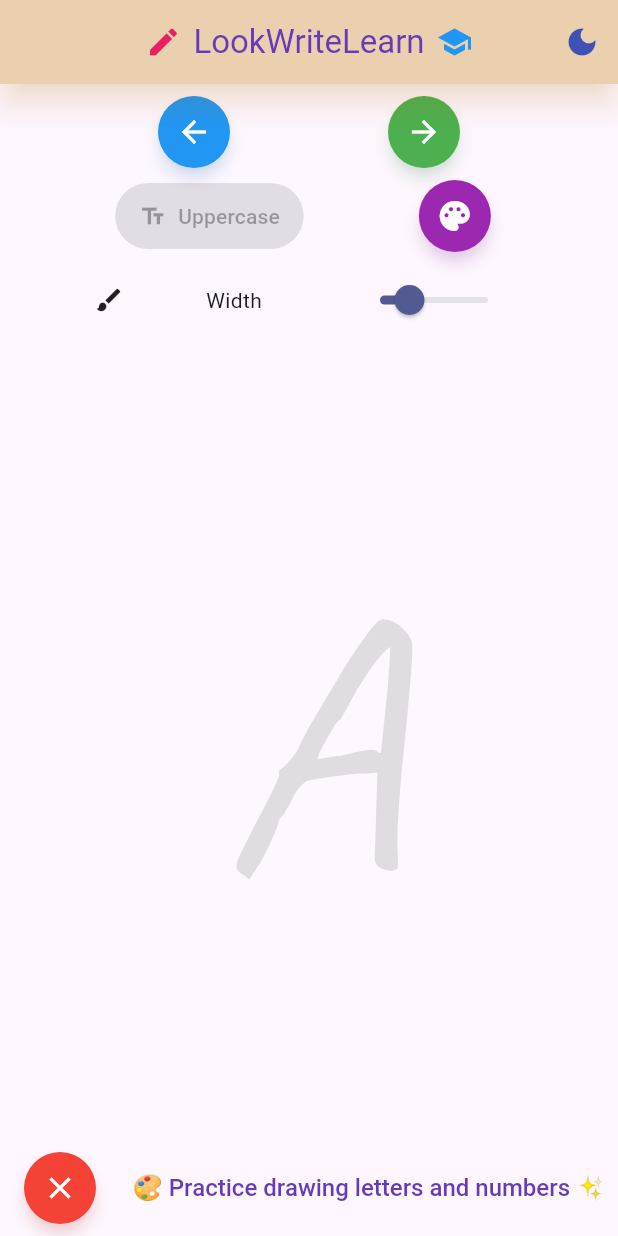
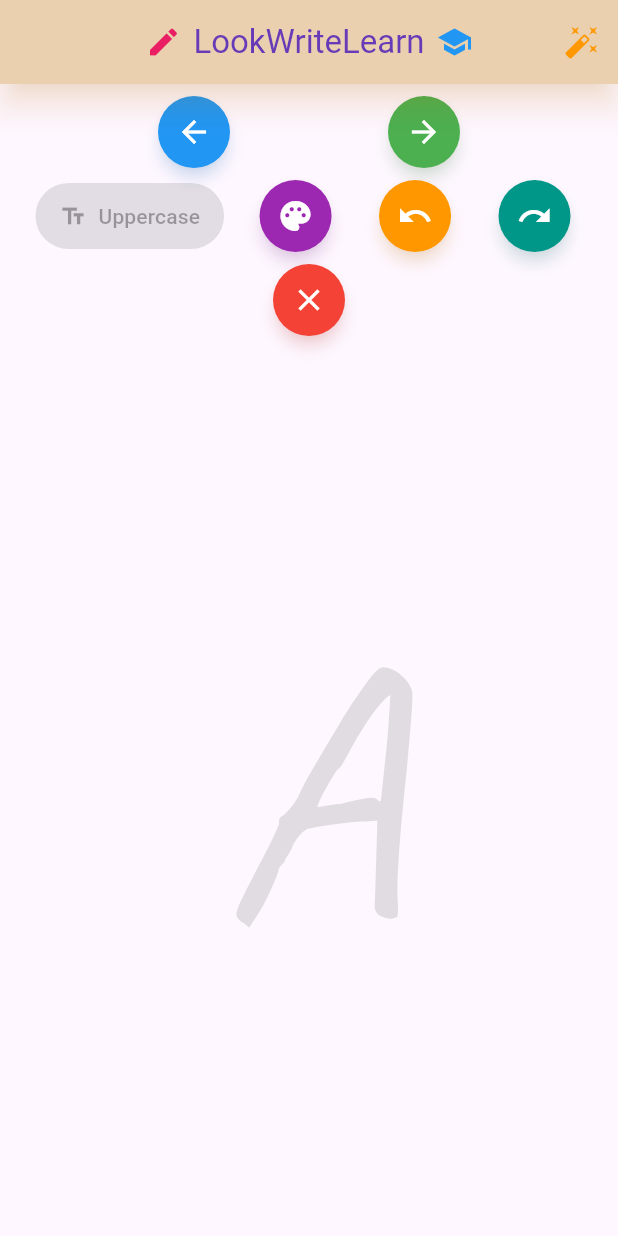
Before and after one commit to sgazz/Look-Write-Learn, a Flutter app: the screen it shows after launch, on a phone screen of 412 x 824 dp. Run offline on Flutter 3.47's test engine with Material 3 defaults, Android fonts, the phone set to English and light mode, and no system bars; our stand-ins replace google_fonts.

Commit message:
Child-friendly UI improvements
🎯 Child-Focused Changes:
- Removed dark mode toggle (unnecessary for children)
- Removed stroke width slider (too technical)
- Removed bottom instructional text (cluttered)
- Added eraser/brush toggle in AppBar
- Added undo/redo buttons for mistake correction
- Simplified layout for better child experience

✨ New Features for Children:
- Eraser mode toggle (brush/eraser icon in AppBar)
- Undo button (orange) for fixing mistakes
- Redo button (teal) for restoring actions
- Clear button integrated into main controls
- More intuitive button layout

🎨 UI Improvements:
- Cleaner, less cluttered interface
- Focus on essential drawing tools
- Better space utilization
- Child-friendly color scheme maintained
- Tooltips for accessibility

🔧 Technical Changes:
- Removed isDarkMode state and toggle
- Added isEraserMode state
- Simplified ThemeData to light mode only
- Reorganized control layout
- Added TODO comments for future implementation

```diff
--- a/lib/main.dart
+++ b/lib/main.dart
@@ -37,6 +37,7 @@ class _PracticeScreenState extends State<PracticeScreen> with TickerProviderStat
   Color strokeColor = Colors.indigo;
   double strokeWidth = 8.0;
   bool isDarkMode = false;
+  bool isEraserMode = false;
 
   late AnimationController _letterAnimationController;
   late AnimationController _buttonAnimationController;
@@ -120,9 +121,9 @@ class _PracticeScreenState extends State<PracticeScreen> with TickerProviderStat
     _letterAnimationController.forward();
   }
 
-  void _toggleDarkMode() {
+  void _toggleEraserMode() {
     setState(() {
-      isDarkMode = !isDarkMode;
+      isEraserMode = !isEraserMode;
     });
   }
 
@@ -249,15 +250,7 @@ class _PracticeScreenState extends State<PracticeScreen> with TickerProviderStat
     );
 
     return Theme(
-      data: isDarkMode
-        ? ThemeData.dark().copyWith(
-            colorScheme: ColorScheme.fromSeed(
-              seedColor: Colors.indigo,
-              brightness: Brightness.dark,
-            ),
-            useMaterial3: true,
-          )
-        : ThemeData.light().copyWith(
+      data: ThemeData.light().copyWith(
         colorScheme: ColorScheme.fromSeed(
           seedColor: Colors.indigo,
           brightness: Brightness.light,
@@ -283,12 +276,12 @@ class _PracticeScreenState extends State<PracticeScreen> with TickerProviderStat
           shadowColor: Colors.orange.withOpacity(0.3),
           actions: [
             IconButton(
-              onPressed: _toggleDarkMode,
+              onPressed: _toggleEraserMode,
               icon: Icon(
-                isDarkMode ? Icons.light_mode : Icons.dark_mode,
-                color: isDarkMode ? Colors.amber : Colors.indigo,
+                isEraserMode ? Icons.brush : Icons.auto_fix_high,
+                color: isEraserMode ? Colors.red : Colors.orange,
               ),
-              tooltip: isDarkMode ? 'Light Mode' : 'Dark Mode',
+              tooltip: isEraserMode ? 'Switch to Brush' : 'Switch to Eraser',
             ),
           ],
         ),
@@ -333,23 +326,30 @@ class _PracticeScreenState extends State<PracticeScreen> with TickerProviderStat
                                 label: 'Color',
                                 backgroundColor: Colors.purple,
                               ),
+                              _buildAnimatedButton(
+                                onPressed: () {}, // TODO: Implement undo
+                                icon: Icons.undo,
+                                label: 'Undo',
+                                backgroundColor: Colors.orange,
+                              ),
+                              _buildAnimatedButton(
+                                onPressed: () {}, // TODO: Implement redo
+                                icon: Icons.redo,
+                                label: 'Redo',
+                                backgroundColor: Colors.teal,
+                              ),
                             ],
                           ),
                           const SizedBox(height: 8),
-                          // Third row for mobile
+                          // Third row for mobile - Clear button
                           Row(
-                            mainAxisAlignment: MainAxisAlignment.spaceEvenly,
+                            mainAxisAlignment: MainAxisAlignment.center,
                             children: [
-                              const Icon(Icons.brush, size: 20),
-                              const Text('Width'),
-                              SizedBox(
-                                width: 120,
-                                child: Slider(
-                                  value: strokeWidth,
-                                  min: 2,
-                                  max: 24,
-                                  onChanged: (double v) => setState(() => strokeWidth = v),
-                                ),
+                              _buildAnimatedButton(
+                                onPressed: () {}, // TODO: Implement clear
+                                icon: Icons.clear,
+                                label: 'Clear',
+                                backgroundColor: Colors.red,
                               ),
                             ],
                           ),
@@ -377,18 +377,25 @@ class _PracticeScreenState extends State<PracticeScreen> with TickerProviderStat
                           label: 'Color',
                           backgroundColor: Colors.purple,
                         ),
+                        const SizedBox(width: 8),
+                        _buildAnimatedButton(
+                          onPressed: () {}, // TODO: Implement undo
+                          icon: Icons.undo,
+                          label: 'Undo',
+                          backgroundColor: Colors.orange,
+                        ),
+                        _buildAnimatedButton(
+                          onPressed: () {}, // TODO: Implement redo
+                          icon: Icons.redo,
+                          label: 'Redo',
+                          backgroundColor: Colors.teal,
+                        ),
                         const SizedBox(width: 16),
-                        const Icon(Icons.brush, size: 20),
-                        const SizedBox(width: 8),
-                        const Text('Width'),
-                        SizedBox(
-                          width: 120,
-                          child: Slider(
-                            value: strokeWidth,
-                            min: 2,
-                            max: 24,
-                            onChanged: (double v) => setState(() => strokeWidth = v),
-                          ),
+                        _buildAnimatedButton(
+                          onPressed: () {}, // TODO: Implement clear
+                          icon: Icons.clear,
+                          label: 'Clear',
+                          backgroundColor: Colors.red,
                         ),
                         ],
                       );
@@ -424,38 +431,6 @@ class _PracticeScreenState extends State<PracticeScreen> with TickerProviderStat
                 ],
               ),
             ),
-            // Bottom actions
-            Padding(
-              padding: const EdgeInsets.symmetric(horizontal: 8, vertical: 8),
-              child: Row(
-                children: [
-                  _buildAnimatedButton(
-                    onPressed: () => DrawingCanvas.clearCanvasNotifier.value = true,
-                    icon: Icons.clear,
-                    label: 'Clear',
-                    backgroundColor: Colors.red,
-                  ),
-                  const SizedBox(width: 12),
-                  Expanded(
-                    child: RichText(
-                      textAlign: TextAlign.right,
-                      text: TextSpan(
-                        style: const TextStyle(
-                          fontSize: 16,
-                          color: Colors.deepPurple,
-                          fontWeight: FontWeight.w500,
-                        ),
-                        children: [
-                          const TextSpan(text: '🎨 '),
-                          const TextSpan(text: 'Practice drawing letters and numbers'),
-                          const TextSpan(text: ' ✨'),
-                        ],
-                      ),
-                    ),
-                  )
-                ],
-              ),
-            )
           ],
         ),
       ),
```
Lines whose indentation alone changed are shown as unchanged.
